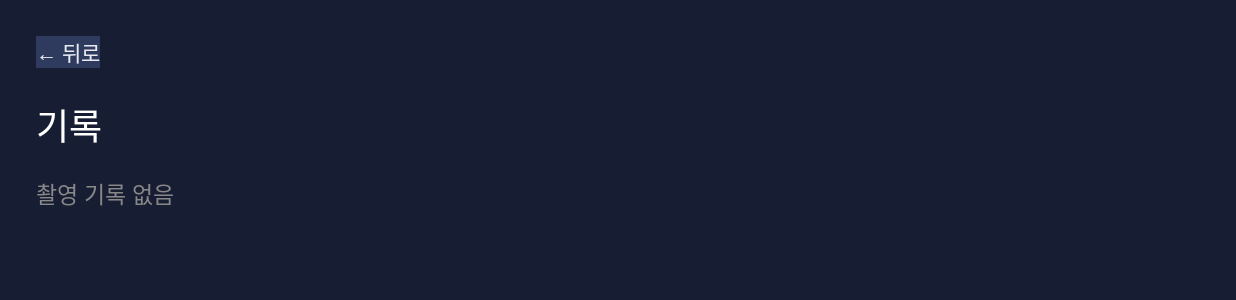
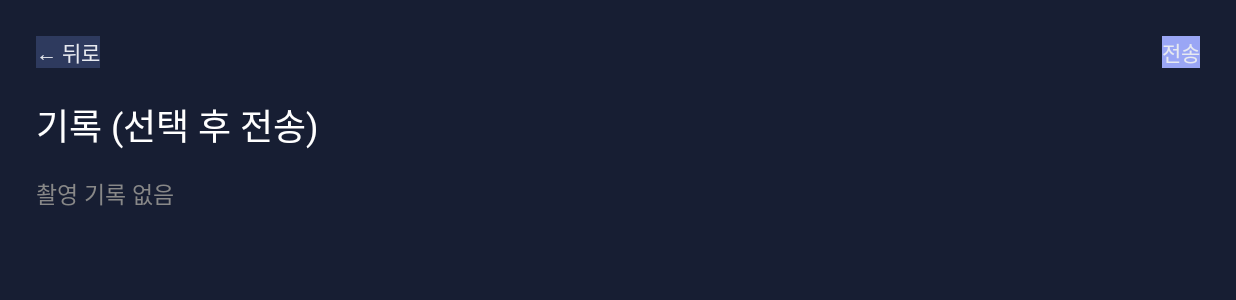
Before and after one commit to ehrud7654/Physical-AI-project, an Android app: the HistoryActivity screen opened directly, with no data from a screen before it, on a phone screen of 824 x 412 dp (held sideways). Shown: the top 300 px of the screen. Run offline under Robolectric (Android 15) with nearby library versions, the phone set to English and light mode, and no system bars.

Commit message:
feat: 검토 후 전송 UI — 기록에서 선택→목적지 확인→큐 (S15P21A103-165)
- History: 촬영마다 체크박스(다중선택) + 전송 상태 배지(미전송/대기/완료). 상단 [전송].
- [전송] → "N편 → 학습 선택(현재: X)" 시트 → 고른 학습을 .upload_job 으로 각 폴더에 기록
  (+.queued) → UploadQueue.enqueue. 목적지는 전송 시점에 확정/변경(활성 학습이 기본).
- UploadQueue.pending: .queued && !.uploaded 로 좁힘 — 촬영만으론 자동 전송 안 함(수동 게이트).
- UploadWorker: jobId 를 .upload_job(전송 시 선택) 우선 → meta training_job_id → 폴백.
- MainActivity: 촬영 후 자동 enqueue 제거.
- 폰 검증: 미전송→선택→전송(둘 분류)→대기→완료, 목적지 override(job_sort_two) 확인.

Co-Authored-By: Claude Opus 4.8 <noreply@anthropic.com>

```diff
--- a/APP/arpose/app/src/main/java/com/ssafy/arpose/MainActivity.kt
+++ b/APP/arpose/app/src/main/java/com/ssafy/arpose/MainActivity.kt
@@ -547,8 +547,7 @@ class MainActivity : Activity(), GLSurfaceView.Renderer {
         }
         Log.i(TAG, "저장 완료: ${dir?.absolutePath} 프레임=$saved 드롭=$dropped 점프=$jumps AF=${focusName()}")
 
-        // 업로드 예약. 실패하든 말든 촬영 흐름은 여기서 끝난다.
-        UploadQueue.enqueue(this)
+        // 자동 전송 안 함(검토 후 전송). 사용자가 기록에서 골라 [전송]해야 큐에 들어간다.
         pendingUploads = UploadQueue.pendingCount(this)
 
         // 촬영 직후 마커 검출률을 백그라운드(~1초)로 계산해 폴더에 저장한다.
--- a/APP/arpose/app/src/main/java/com/ssafy/arpose/UploadWorker.kt
+++ b/APP/arpose/app/src/main/java/com/ssafy/arpose/UploadWorker.kt
@@ -49,7 +49,9 @@ class UploadWorker(ctx: Context, params: WorkerParameters) : Worker(ctx, params)
             .also { File(dir, "session_id.txt").writeText(it) }
 
         val meta = File(dir, "meta.txt").let { if (it.exists()) it.readText() else "" }
-        val jobId = metaVal(meta, "training_job_id").ifBlank { "job_test" }   // 학습 미선택 폴백(검증용)
+        // 전송 시 History 에서 고른 목적지(.upload_job) 우선, 없으면 촬영 때 stamp(meta), 그도 없으면 폴백.
+        val jobId = File(dir, ".upload_job").let { if (it.exists()) it.readText().trim() else "" }
+            .ifBlank { metaVal(meta, "training_job_id") }.ifBlank { "job_test" }
         val endedAt = rfc3339Now()   // 근사(검증용). 실계약은 meta.json.ended_at 와 일치해야 함.
 
         val zip = EpisodePackager.buildContractZip(dir, sessionId, zipDir) ?: return false
--- a/APP/arpose/app/src/main/res/layout/activity_history.xml
+++ b/APP/arpose/app/src/main/res/layout/activity_history.xml
@@ -10,6 +10,12 @@
         android:orientation="vertical"
         android:padding="24dp">
 
+        <LinearLayout
+            android:layout_width="match_parent"
+            android:layout_height="wrap_content"
+            android:orientation="horizontal"
+            android:gravity="center_vertical">
+
             <Button
                 android:id="@+id/backBtn"
                 android:layout_width="wrap_content"
@@ -18,11 +24,25 @@
                 android:textColor="@color/silver"
                 android:background="@color/navy700" />
 
+            <View
+                android:layout_width="0dp"
+                android:layout_height="1dp"
+                android:layout_weight="1" />
+
+            <Button
+                android:id="@+id/sendBtn"
+                android:layout_width="wrap_content"
+                android:layout_height="wrap_content"
+                android:text="전송"
+                android:textColor="@color/silver"
+                android:background="@color/stIndigo" />
+        </LinearLayout>
+
         <TextView
             android:layout_width="wrap_content"
             android:layout_height="wrap_content"
             android:layout_marginTop="20dp"
-            android:text="기록"
+            android:text="기록 (선택 후 전송)"
             android:textColor="#FFFFFF"
             android:textSize="24sp" />
 
```
Also changed, not shown: APP/arpose/app/src/main/java/com/ssafy/arpose/HistoryActivity.kt (+63 -0 lines), APP/arpose/app/src/main/java/com/ssafy/arpose/UploadQueue.kt (+8 -2 lines). Lines whose indentation alone changed are shown as unchanged.
